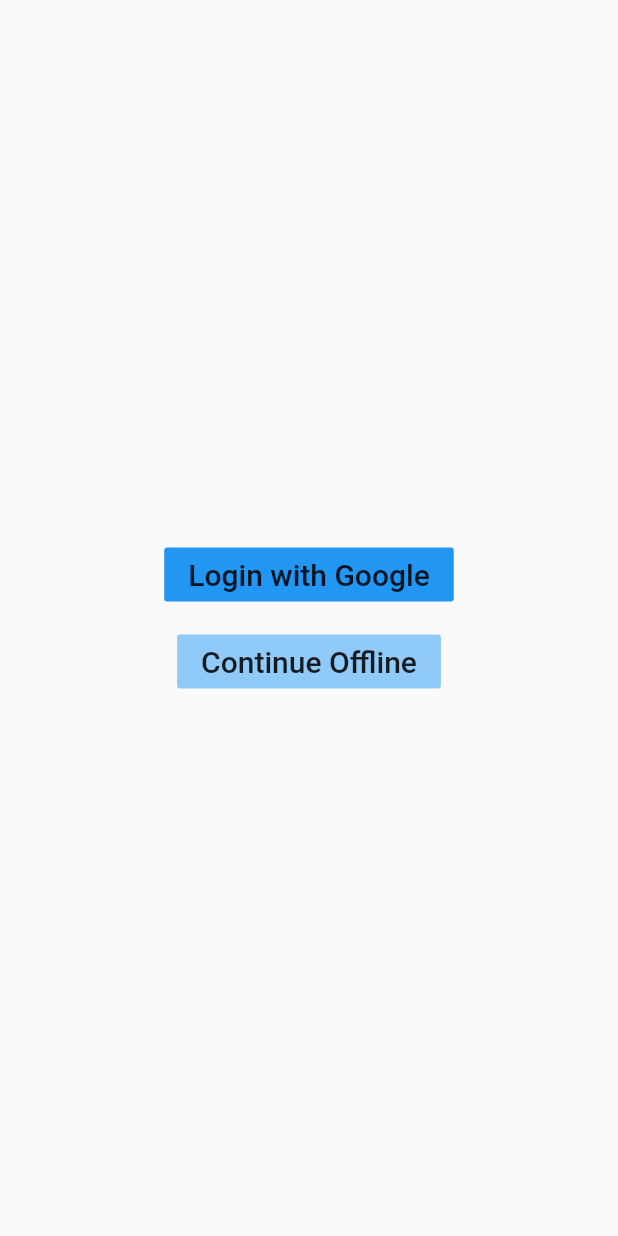
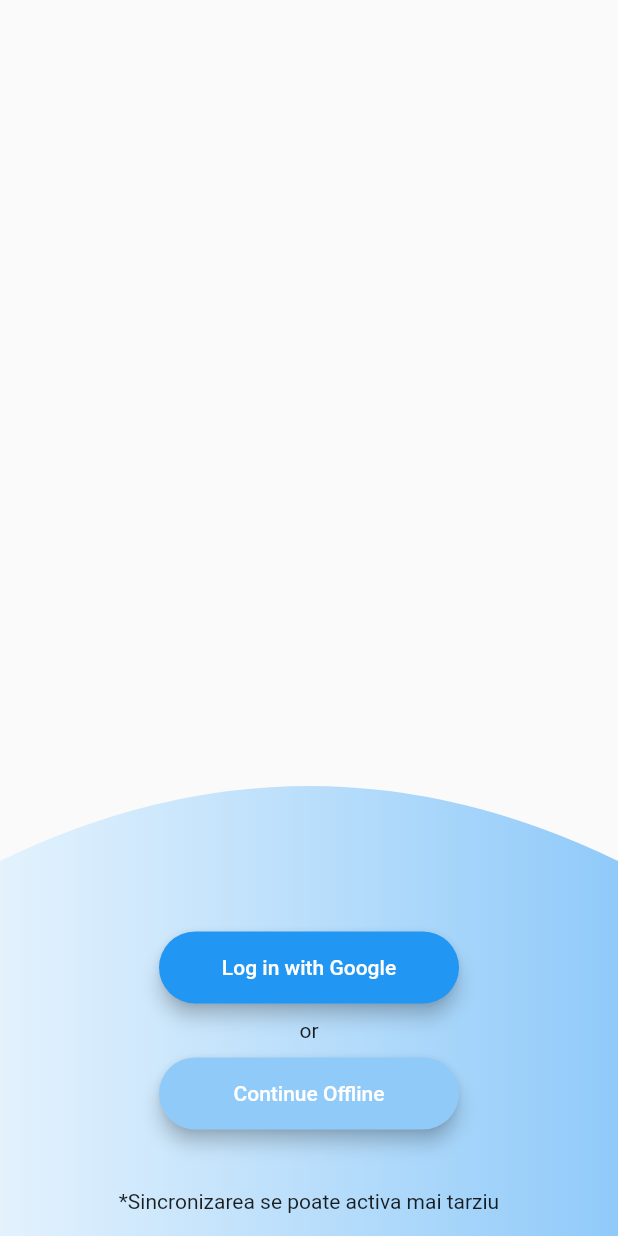
Before and after one commit to JusticeBringer/OD-Journal, a Flutter app: the screen it shows after launch, after a tap on "Sync with Google", on a phone screen of 412 x 824 dp. Run offline on Flutter 3.47's test engine with Material 2 defaults, Android fonts, the phone set to English and light mode, and no system bars; our stand-ins replace flutter_spinkit.

Commit message:
Landing page added

```diff
--- /dev/null
+++ b/lib/RoundedButton.dart
@@ -0,0 +1,29 @@
+import 'package:flutter/material.dart';
+
+class RoundedButton extends StatelessWidget {
+  RoundedButton({@required this.color,@required this.text,@required this.onPressed});
+  final Color color;
+  final String text;
+  final Function onPressed;
+  @override
+  Widget build(BuildContext context) {
+    return Padding(
+              padding: EdgeInsets.symmetric(vertical: 10.0),
+              child: Material(
+                elevation: 5.0,
+                color: color,
+                borderRadius: BorderRadius.circular(30.0),
+                child: MaterialButton(
+                  onPressed: () => onPressed(),
+                  minWidth: 200.0,
+                  height: 42.0,
+                  child: Text(
+                    text,
+                    style: TextStyle(color: Colors.white),
+                  ),
+                ),
+              ),
+            );
+
+  }
+}
--- a/lib/landing_page.dart
+++ b/lib/landing_page.dart
@@ -1,4 +1,5 @@
 import 'package:flutter/material.dart';
+import 'RoundedButton.dart';
 
 class LandingP extends StatefulWidget {
   @override
@@ -9,33 +10,69 @@
   @override
   Widget build(BuildContext context) {
     return Scaffold(
-      //appBar: AppBar(),
+      //backgroundColor: Colors.blue[100],
       body: Center(
         child: Column(
-          mainAxisAlignment: MainAxisAlignment.center,
+          mainAxisAlignment: MainAxisAlignment.end,
           children: <Widget>[
-            FlatButton(
-              color: Colors.blue,
-              onPressed: (){},
-              child: Text(
-                'Login with Google',
-                style: TextStyle(fontSize: 20.0),
-                )
+            ClipPath(
+                clipper: MyClipper(),
+                child: Container(
+                height: 500,
+                width: double.infinity,
+                decoration: BoxDecoration(
+                  gradient: LinearGradient(
+                    colors: [
+                      Colors.blue[50],
+                      Colors.blue[200]
+                    ]
+                  )
+                ),
+                child: Center(
+                  child: Column(
+                    mainAxisAlignment: MainAxisAlignment.end,
+                    children: <Widget>[
+                      RoundedButton(
+                        color: Colors.blue,
+	                    onPressed: (){},
+                        text: 'Log in with Google'
+                      ),
+                      Text("or"),
+                      RoundedButton(
+                        color: Colors.blue[200],
+                        onPressed: (){ Navigator.pop(context); },
+                        text: "Continue Offline",
+                      ),
+                      SizedBox(height: 30.0),
+                      Text("*Sincronizarea se poate activa mai tarziu"),
+                      SizedBox(height: 15.0)
+                    ],
+                  ),
+                ),
               ),
-              SizedBox(height: 10.0),
-              FlatButton(
-                color: Colors.blue[200],
-                onPressed: (){
-                  Navigator.pop(context);
-                },
-                child: Text(
-                  "Continue Offline",
-                  style: TextStyle(fontSize: 20.0),
-                )
-              )
+            )
           ],
-          ),
+        ),
       ),
     );
   }
 }
+
+class MyClipper extends CustomClipper<Path> {
+  @override
+  Path getClip(Size size) {
+    var path = Path();
+    path.moveTo(0, size.height);
+    path.lineTo(0, size.height/2);
+    //path.lineTo(size.width, size.height/2);
+    path.quadraticBezierTo(size.width / 2, 150, size.width, size.height/2);
+    path.lineTo(size.width, size.height);
+    path.close();
+    return path;
+  }
+
+  @override
+  bool shouldReclip(CustomClipper<Path> oldClipper) {
+    return false;
+  }
+}
--- a/lib/loading.dart
+++ b/lib/loading.dart
@@ -1,4 +1,5 @@
 import 'package:flutter/material.dart';
+import 'package:flutter_spinkit/flutter_spinkit.dart';
 
 class Loading extends StatefulWidget {
   @override
@@ -8,8 +9,15 @@
 class _LoadingState extends State<Loading> {
   @override
   Widget build(BuildContext context) {
-    return Container(
-
+    return Scaffold(
+      backgroundColor: Colors.blue[900],
+      body: Padding(
+        padding: EdgeInsets.all(50.0),
+        child: SpinKitRotatingCircle(
+          color: Colors.white,
+          size: 50.0,
+        ),
+      ),
     );
   }
 }
--- a/pubspec.yaml
+++ b/pubspec.yaml
@@ -24,6 +24,7 @@
   flutter:
     sdk: flutter
   flutter_svg: ^0.17.4
+  flutter_spinkit: "^4.1.2"
 
 
   # The following adds the Cupertino Icons font to your application.
```
Also changed, not shown: pubspec.lock.
